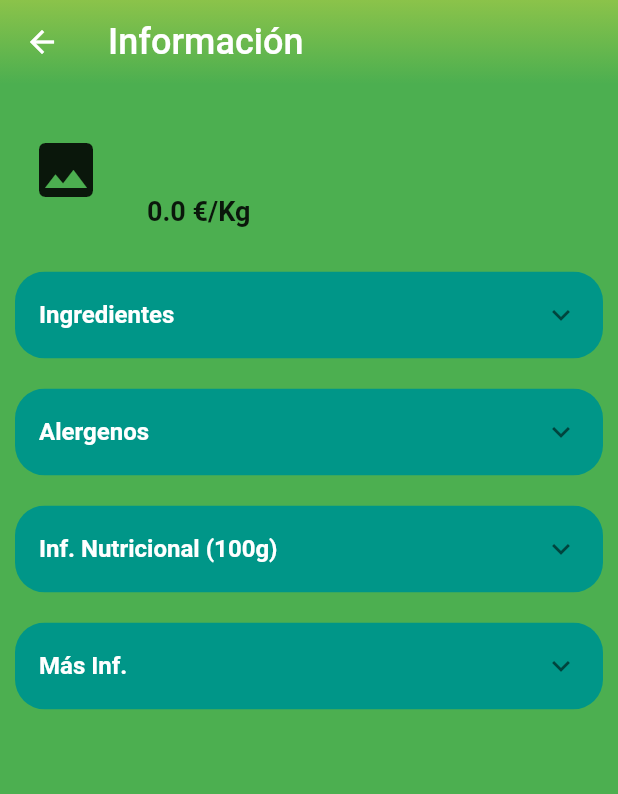
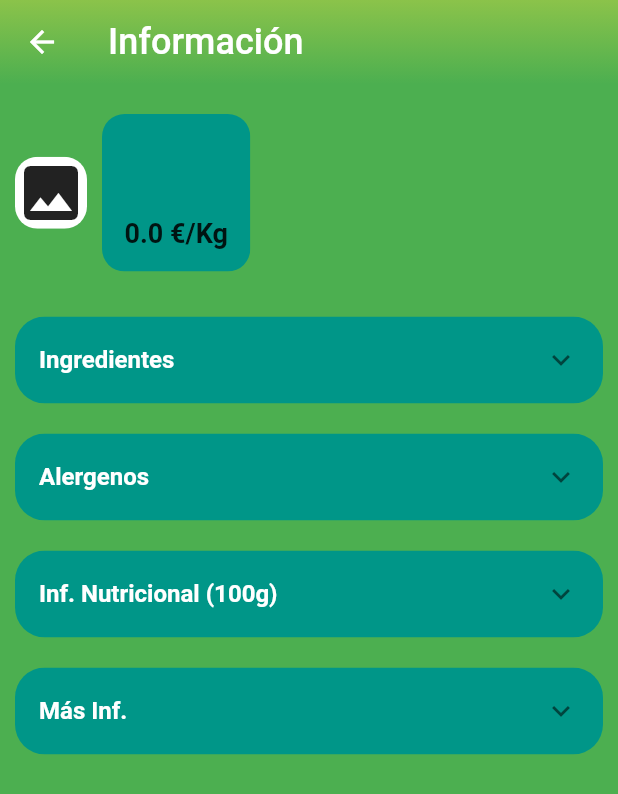
Before and after one commit to Carlos-YC/TFG_turn_app, a Flutter app: the ProductDetails screen opened directly with empty values, on a phone screen of 412 x 824 dp. Shown: the top 794 px of the screen. Run offline on Flutter 3.47's test engine with Material 2 defaults, Android fonts, the phone set to English and light mode, and no system bars; our stand-ins replace auto_size_text, firebase_auth, firebase_core, firebase_database, firebase_messaging, get and 2 more; missing offline and left inert: flutter_barcode_scanner; accounts and stored records are empty; network calls fail.

Commit message:
Mejora vista de detalles de productos y mostrar descuento. No mostrar ingredientes o alergenos si no tiene informacion

```diff
--- a/lib/src/pages/products/detail_product_page.dart
+++ b/lib/src/pages/products/detail_product_page.dart
@@ -48,7 +48,7 @@ class _ProductDetailsState extends State<ProductDetails> {
 
   Widget _topInfo(BuildContext context, ProductModel product) {
     return Container(
-      padding: EdgeInsets.symmetric(horizontal: 20.0),
+      padding: EdgeInsets.symmetric(horizontal: 10.0),
       child: Row(
         children: [
           Hero(
@@ -58,8 +58,13 @@ class _ProductDetailsState extends State<ProductDetails> {
               child: _checkUrl(product.imagenUrl),
             ),
           ),
-          SizedBox(width: 30.0),
+          SizedBox(width: 10.0),
           Flexible(
+            child: ClipRRect(
+              borderRadius: BorderRadius.circular(15.0),
+              child: Container(
+                color: Colors.teal,
+                padding: EdgeInsets.all(15.0),
                 child: Column(
                   crossAxisAlignment: CrossAxisAlignment.start,
                   children: [
@@ -71,16 +76,27 @@ class _ProductDetailsState extends State<ProductDetails> {
                   ],
                 ),
               ),
+            ),
+          ),
         ],
       ),
     );
   }
 
   Widget _bottomInfo(ProductModel product) {
+    bool ingredientesEmpty = false;
+    bool alergenosEmpty = false;
+    if (product.ingredientes.length == 1 || product.alergenos == null) {
+      alergenosEmpty = product.ingredientes[0].isBlank;
+    }
+    if (product.alergenos.length == 1 || product.alergenos == null) {
+      alergenosEmpty = product.alergenos[0].isBlank;
+    }
+
     return Column(
       children: [
-        _buttonExpanded('Ingredientes', 1, product),
-        _buttonExpanded('Alergenos', 2, product),
+        ingredientesEmpty ? Container() : _buttonExpanded('Ingredientes', 1, product),
+        alergenosEmpty ? Container() : _buttonExpanded('Alergenos', 2, product),
         _buttonExpanded('Inf. Nutricional (100g)', 3, product),
         _buttonExpanded('Más Inf.', 4, product),
       ],
@@ -88,7 +104,9 @@ class _ProductDetailsState extends State<ProductDetails> {
   }
 
   Widget _checkUrl(String imgUrl) {
-    return Image.network(
+    return Container(
+      color: Colors.white,
+      child: Image.network(
         imgUrl,
         height: 150.0,
         width: 150.0,
@@ -96,6 +114,7 @@ class _ProductDetailsState extends State<ProductDetails> {
         errorBuilder: (BuildContext context, Object exception, StackTrace stackTrace) {
           return Icon(Icons.image, size: 48.0);
         },
+      ),
     );
   }
 
@@ -122,13 +141,13 @@ class _ProductDetailsState extends State<ProductDetails> {
                   Text(
                     '${product.descuento}%',
                     style:
-                        TextStyle(fontSize: 16.0, fontWeight: FontWeight.bold, color: Colors.red),
+                        TextStyle(fontSize: 16.0, fontWeight: FontWeight.bold, color: Colors.red[800]),
                   ),
                 ],
               ),
               Text(
                 '${discountPrice.toStringAsFixed(2)} €/Kg',
-                style: TextStyle(fontSize: 18.0, fontWeight: FontWeight.bold, color: Colors.red),
+                style: TextStyle(fontSize: 18.0, fontWeight: FontWeight.bold, color: Colors.red[800]),
               ),
             ],
           )
```
Also changed, not shown: lib/src/pages/products/card_products_page.dart (+38 -12 lines). Lines whose indentation alone changed are shown as unchanged.
